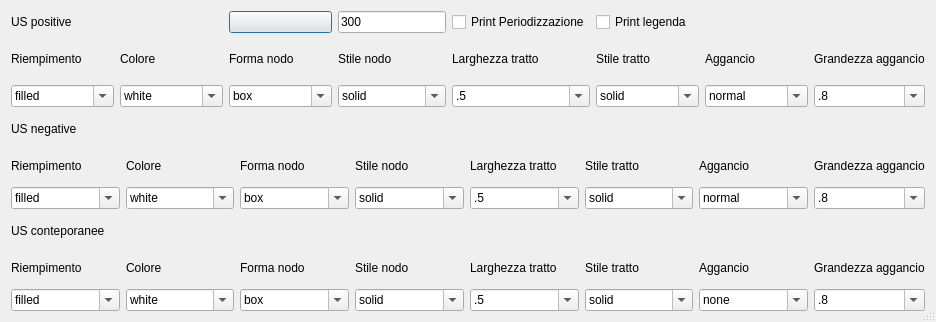
Qt form gui/ui/Setting_Matrix.ui (pyarchinit/pyarchinit) before a commit.
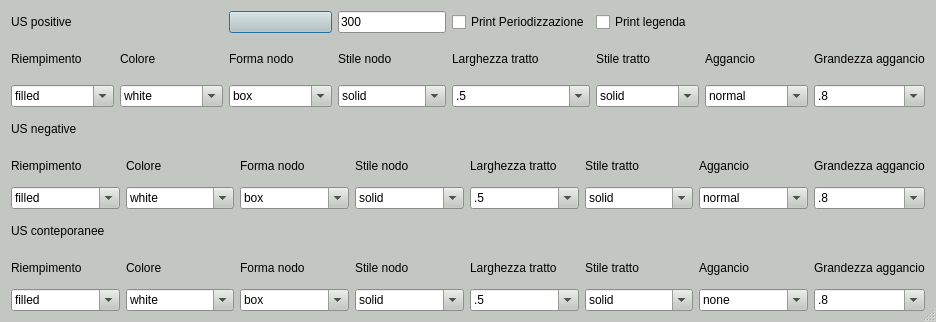
The same form after that commit. Icons and pictures are not drawn.

Commit message: change backgroud color ui

```diff
--- a/gui/ui/Setting_Matrix.ui
+++ b/gui/ui/Setting_Matrix.ui
@@ -19,6 +19,448 @@
     <verstretch>0</verstretch>
    </sizepolicy>
   </property>
+  <property name="palette">
+   <palette>
+    <active>
+     <colorrole role="WindowText">
+      <brush brushstyle="SolidPattern">
+       <color alpha="255">
+        <red>0</red>
+        <green>0</green>
+        <blue>0</blue>
+       </color>
+      </brush>
+     </colorrole>
+     <colorrole role="Button">
+      <brush brushstyle="SolidPattern">
+       <color alpha="255">
+        <red>194</red>
+        <green>200</green>
+        <blue>193</blue>
+       </color>
+      </brush>
+     </colorrole>
+     <colorrole role="Light">
+      <brush brushstyle="SolidPattern">
+       <color alpha="255">
+        <red>255</red>
+        <green>255</green>
+        <blue>255</blue>
+       </color>
+      </brush>
+     </colorrole>
+     <colorrole role="Midlight">
+      <brush brushstyle="SolidPattern">
+       <color alpha="255">
+        <red>224</red>
+        <green>227</green>
+        <blue>224</blue>
+       </color>
+      </brush>
+     </colorrole>
+     <colorrole role="Dark">
+      <brush brushstyle="SolidPattern">
+       <color alpha="255">
+        <red>97</red>
+        <green>100</green>
+        <blue>96</blue>
+       </color>
+      </brush>
+     </colorrole>
+     <colorrole role="Mid">
+      <brush brushstyle="SolidPattern">
+       <color alpha="255">
+        <red>129</red>
+        <green>133</green>
+        <blue>129</blue>
+       </color>
+      </brush>
+     </colorrole>
+     <colorrole role="Text">
+      <brush brushstyle="SolidPattern">
+       <color alpha="255">
+        <red>0</red>
+        <green>0</green>
+        <blue>0</blue>
+       </color>
+      </brush>
+     </colorrole>
+     <colorrole role="BrightText">
+      <brush brushstyle="SolidPattern">
+       <color alpha="255">
+        <red>255</red>
+        <green>255</green>
+        <blue>255</blue>
+       </color>
+      </brush>
+     </colorrole>
+     <colorrole role="ButtonText">
+      <brush brushstyle="SolidPattern">
+       <color alpha="255">
+        <red>0</red>
+        <green>0</green>
+        <blue>0</blue>
+       </color>
+      </brush>
+     </colorrole>
+     <colorrole role="Base">
+      <brush brushstyle="SolidPattern">
+       <color alpha="255">
+        <red>255</red>
+        <green>255</green>
+        <blue>255</blue>
+       </color>
+      </brush>
+     </colorrole>
+     <colorrole role="Window">
+      <brush brushstyle="SolidPattern">
+       <color alpha="255">
+        <red>194</red>
+        <green>200</green>
+        <blue>193</blue>
+       </color>
+      </brush>
+     </colorrole>
+     <colorrole role="Shadow">
+      <brush brushstyle="SolidPattern">
+       <color alpha="255">
+        <red>0</red>
+        <green>0</green>
+        <blue>0</blue>
+       </color>
+      </brush>
+     </colorrole>
+     <colorrole role="AlternateBase">
+      <brush brushstyle="SolidPattern">
+       <color alpha="255">
+        <red>224</red>
+        <green>227</green>
+        <blue>224</blue>
+       </color>
+      </brush>
+     </colorrole>
+     <colorrole role="ToolTipBase">
+      <brush brushstyle="SolidPattern">
+       <color alpha="255">
+        <red>255</red>
+        <green>255</green>
+        <blue>220</blue>
+       </color>
+      </brush>
+     </colorrole>
+     <colorrole role="ToolTipText">
+      <brush brushstyle="SolidPattern">
+       <color alpha="255">
+        <red>0</red>
+        <green>0</green>
+        <blue>0</blue>
+       </color>
+      </brush>
+     </colorrole>
+     <colorrole role="PlaceholderText">
+      <brush brushstyle="SolidPattern">
+       <color alpha="128">
+        <red>0</red>
+        <green>0</green>
+        <blue>0</blue>
+       </color>
+      </brush>
+     </colorrole>
+    </active>
+    <inactive>
+     <colorrole role="WindowText">
+      <brush brushstyle="SolidPattern">
+       <color alpha="255">
+        <red>0</red>
+        <green>0</green>
+        <blue>0</blue>
+       </color>
+      </brush>
+     </colorrole>
+     <colorrole role="Button">
+      <brush brushstyle="SolidPattern">
+       <color alpha="255">
+        <red>194</red>
+        <green>200</green>
+        <blue>193</blue>
+       </color>
+      </brush>
+     </colorrole>
+     <colorrole role="Light">
+      <brush brushstyle="SolidPattern">
+       <color alpha="255">
+        <red>255</red>
+        <green>255</green>
+        <blue>255</blue>
+       </color>
+      </brush>
+     </colorrole>
+     <colorrole role="Midlight">
+      <brush brushstyle="SolidPattern">
+       <color alpha="255">
+        <red>224</red>
+        <green>227</green>
+        <blue>224</blue>
+       </color>
+      </brush>
+     </colorrole>
+     <colorrole role="Dark">
+      <brush brushstyle="SolidPattern">
+       <color alpha="255">
+        <red>97</red>
+        <green>100</green>
+        <blue>96</blue>
+       </color>
+      </brush>
+     </colorrole>
+     <colorrole role="Mid">
+      <brush brushstyle="SolidPattern">
+       <color alpha="255">
+        <red>129</red>
+        <green>133</green>
+        <blue>129</blue>
+       </color>
+      </brush>
+     </colorrole>
+     <colorrole role="Text">
+      <brush brushstyle="SolidPattern">
+       <color alpha="255">
+        <red>0</red>
+        <green>0</green>
+        <blue>0</blue>
+       </color>
+      </brush>
+     </colorrole>
+     <colorrole role="BrightText">
+      <brush brushstyle="SolidPattern">
+       <color alpha="255">
+        <red>255</red>
+        <green>255</green>
+        <blue>255</blue>
+       </color>
+      </brush>
+     </colorrole>
+     <colorrole role="ButtonText">
+      <brush brushstyle="SolidPattern">
+       <color alpha="255">
+        <red>0</red>
+        <green>0</green>
+        <blue>0</blue>
+       </color>
+      </brush>
+     </colorrole>
+     <colorrole role="Base">
+      <brush brushstyle="SolidPattern">
+       <color alpha="255">
+        <red>255</red>
+        <green>255</green>
+        <blue>255</blue>
+       </color>
+      </brush>
+     </colorrole>
+     <colorrole role="Window">
+      <brush brushstyle="SolidPattern">
+       <color alpha="255">
+        <red>194</red>
+        <green>200</green>
+        <blue>193</blue>
+       </color>
+      </brush>
+     </colorrole>
+     <colorrole role="Shadow">
+      <brush brushstyle="SolidPattern">
+       <color alpha="255">
+        <red>0</red>
+        <green>0</green>
+        <blue>0</blue>
+       </color>
+      </brush>
+     </colorrole>
+     <colorrole role="AlternateBase">
+      <brush brushstyle="SolidPattern">
+       <color alpha="255">
+        <red>224</red>
+        <green>227</green>
+        <blue>224</blue>
+       </color>
+      </brush>
+     </colorrole>
+     <colorrole role="ToolTipBase">
+      <brush brushstyle="SolidPattern">
+       <color alpha="255">
+        <red>255</red>
+        <green>255</green>
+        <blue>220</blue>
+       </color>
+      </brush>
+     </colorrole>
+     <colorrole role="ToolTipText">
+      <brush brushstyle="SolidPattern">
+       <color alpha="255">
+        <red>0</red>
+        <green>0</green>
+        <blue>0</blue>
+       </color>
+      </brush>
+     </colorrole>
+     <colorrole role="PlaceholderText">
+      <brush brushstyle="SolidPattern">
+       <color alpha="128">
+        <red>0</red>
+        <green>0</green>
+        <blue>0</blue>
+       </color>
+      </brush>
+     </colorrole>
+    </inactive>
+    <disabled>
+     <colorrole role="WindowText">
+      <brush brushstyle="SolidPattern">
+       <color alpha="255">
+        <red>97</red>
+        <green>100</green>
+        <blue>96</blue>
+       </color>
+      </brush>
+     </colorrole>
+     <colorrole role="Button">
+      <brush brushstyle="SolidPattern">
+       <color alpha="255">
+        <red>194</red>
+        <green>200</green>
+        <blue>193</blue>
+       </color>
+      </brush>
+     </colorrole>
+     <colorrole role="Light">
+      <brush brushstyle="SolidPattern">
+       <color alpha="255">
+        <red>255</red>
+        <green>255</green>
+        <blue>255</blue>
+       </color>
+      </brush>
+     </colorrole>
+     <colorrole role="Midlight">
+      <brush brushstyle="SolidPattern">
+       <color alpha="255">
+        <red>224</red>
+        <green>227</green>
+        <blue>224</blue>
+       </color>
+      </brush>
+     </colorrole>
+     <colorrole role="Dark">
+      <brush brushstyle="SolidPattern">
+       <color alpha="255">
+        <red>97</red>
+        <green>100</green>
+        <blue>96</blue>
+       </color>
+      </brush>
+     </colorrole>
+     <colorrole role="Mid">
+      <brush brushstyle="SolidPattern">
+       <color alpha="255">
+        <red>129</red>
+        <green>133</green>
+        <blue>129</blue>
+       </color>
+      </brush>
+     </colorrole>
+     <colorrole role="Text">
+      <brush brushstyle="SolidPattern">
+       <color alpha="255">
+        <red>97</red>
+        <green>100</green>
+        <blue>96</blue>
+       </color>
+      </brush>
+     </colorrole>
+     <colorrole role="BrightText">
+      <brush brushstyle="SolidPattern">
+       <color alpha="255">
+        <red>255</red>
+        <green>255</green>
+        <blue>255</blue>
+       </color>
+      </brush>
+     </colorrole>
+     <colorrole role="ButtonText">
+      <brush brushstyle="SolidPattern">
+       <color alpha="255">
+        <red>97</red>
+        <green>100</green>
+        <blue>96</blue>
+       </color>
+      </brush>
+     </colorrole>
+     <colorrole role="Base">
+      <brush brushstyle="SolidPattern">
+       <color alpha="255">
+        <red>194</red>
+        <green>200</green>
+        <blue>193</blue>
+       </color>
+      </brush>
+     </colorrole>
+     <colorrole role="Window">
+      <brush brushstyle="SolidPattern">
+       <color alpha="255">
+        <red>194</red>
+        <green>200</green>
+        <blue>193</blue>
+       </color>
+      </brush>
+     </colorrole>
+     <colorrole role="Shadow">
+      <brush brushstyle="SolidPattern">
+       <color alpha="255">
+        <red>0</red>
+        <green>0</green>
+        <blue>0</blue>
+       </color>
+      </brush>
+     </colorrole>
+     <colorrole role="AlternateBase">
+      <brush brushstyle="SolidPattern">
+       <color alpha="255">
+        <red>194</red>
+        <green>200</green>
+        <blue>193</blue>
+       </color>
+      </brush>
+     </colorrole>
+     <colorrole role="ToolTipBase">
+      <brush brushstyle="SolidPattern">
+       <color alpha="255">
+        <red>255</red>
+        <green>255</green>
+        <blue>220</blue>
+       </color>
+      </brush>
+     </colorrole>
+     <colorrole role="ToolTipText">
+      <brush brushstyle="SolidPattern">
+       <color alpha="255">
+        <red>0</red>
+        <green>0</green>
+        <blue>0</blue>
+       </color>
+      </brush>
+     </colorrole>
+     <colorrole role="PlaceholderText">
+      <brush brushstyle="SolidPattern">
+       <color alpha="128">
+        <red>0</red>
+        <green>0</green>
+        <blue>0</blue>
+       </color>
+      </brush>
+     </colorrole>
+    </disabled>
+   </palette>
+  </property>
   <property name="windowTitle">
    <string>Setting matrix</string>
   </property>
```
The commit also changes 36 other files.
